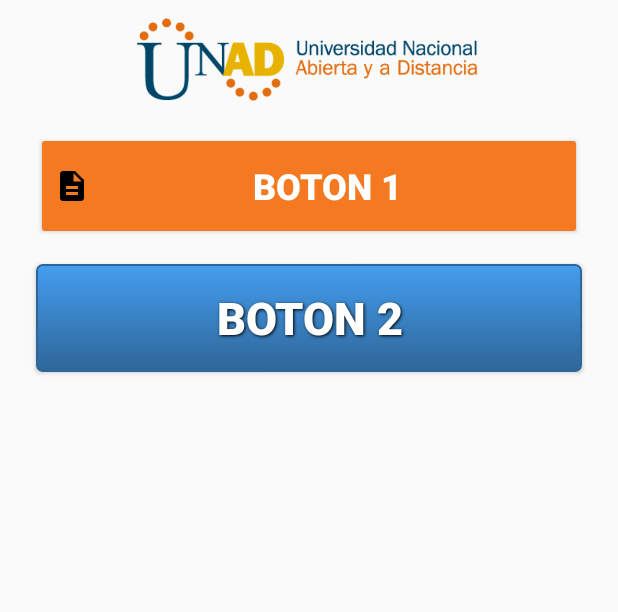
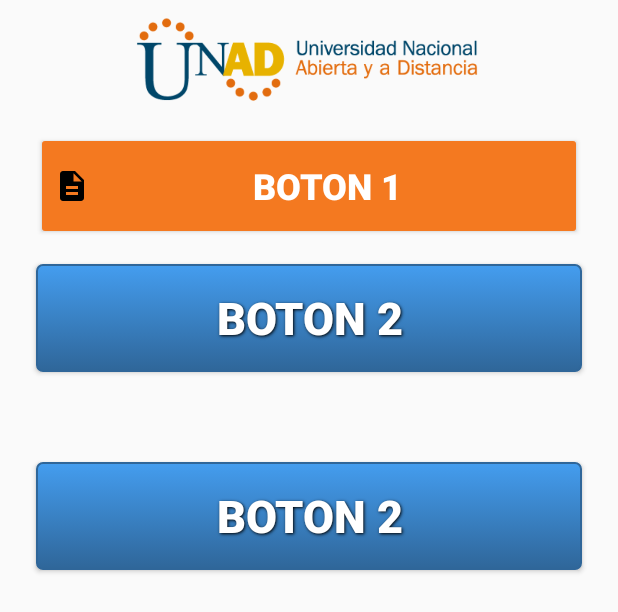
Before and after one commit to pablosalgado/UNADroid, an Android app: the layout content_main.xml on its own in the app's theme, with its tools: preview values and no code run, on a phone screen of 412 x 824 dp. Shown: the top 612 px of the screen. Run offline under Robolectric (Android 15) with nearby library versions, the phone set to English and light mode, and no system bars; network calls fail.

Commit message:
Nuevo boton

```diff
--- a/app/src/main/java/co/edu/unadvirtual/computacion/movil/LoaderActivity.java
+++ b/app/src/main/java/co/edu/unadvirtual/computacion/movil/LoaderActivity.java
@@ -18,8 +18,8 @@ public class LoaderActivity extends AppCompatActivity {
                 new Runnable() {
                     @Override
                     public void run() {
-                       // Intent intent = new Intent(LoaderActivity.this, LoginActivity.class);
-                         Intent intent = new Intent(LoaderActivity.this, MainActivity.class);
+                       Intent intent = new Intent(LoaderActivity.this, LoginActivity.class);
+                       //  Intent intent = new Intent(LoaderActivity.this, MainActivity.class);
                         LoaderActivity.this.startActivity(intent);
                         LoaderActivity.this.finish();
                     }
--- a/app/src/main/res/layout/content_main.xml
+++ b/app/src/main/res/layout/content_main.xml
@@ -48,6 +48,24 @@
         android:layout_marginLeft="24dp"
         android:layout_marginRight="24dp"
         android:layout_marginStart="24dp"
+        android:layout_marginTop="148dp"
+        android:background="@drawable/base_button"
+        android:onClick="callLoader"
+        android:text="Boton 2"
+        app:layout_constraintEnd_toEndOf="parent"
+        app:layout_constraintHorizontal_bias="1.0"
+        app:layout_constraintStart_toStartOf="parent"
+        app:layout_constraintTop_toBottomOf="@+id/button2" />
+
+    <Button
+        android:id="@+id/button3"
+        style="@style/ButtonText"
+        android:layout_width="0dp"
+        android:layout_height="72dp"
+        android:layout_marginEnd="24dp"
+        android:layout_marginLeft="24dp"
+        android:layout_marginRight="24dp"
+        android:layout_marginStart="24dp"
         android:layout_marginTop="16dp"
         android:background="@drawable/base_button"
         android:onClick="callLoader"
```
